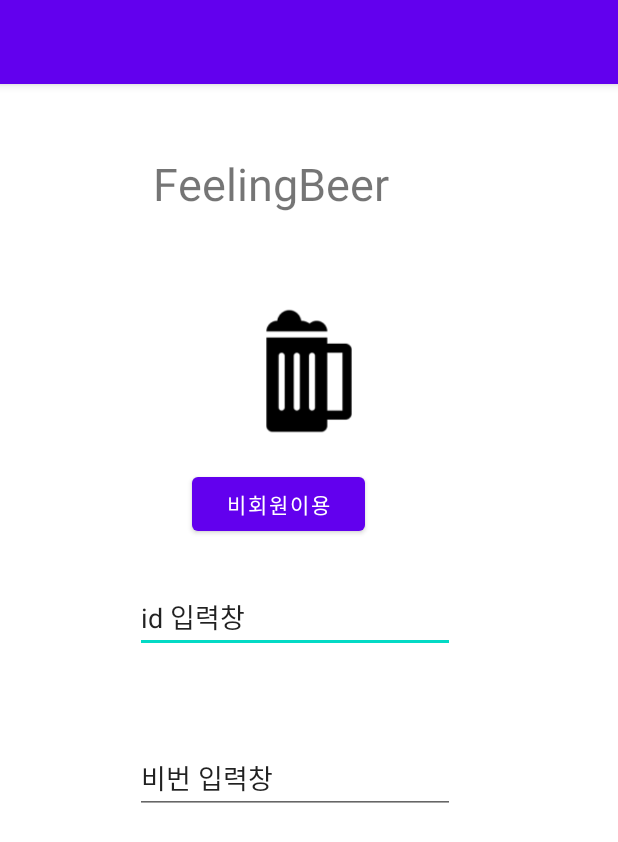
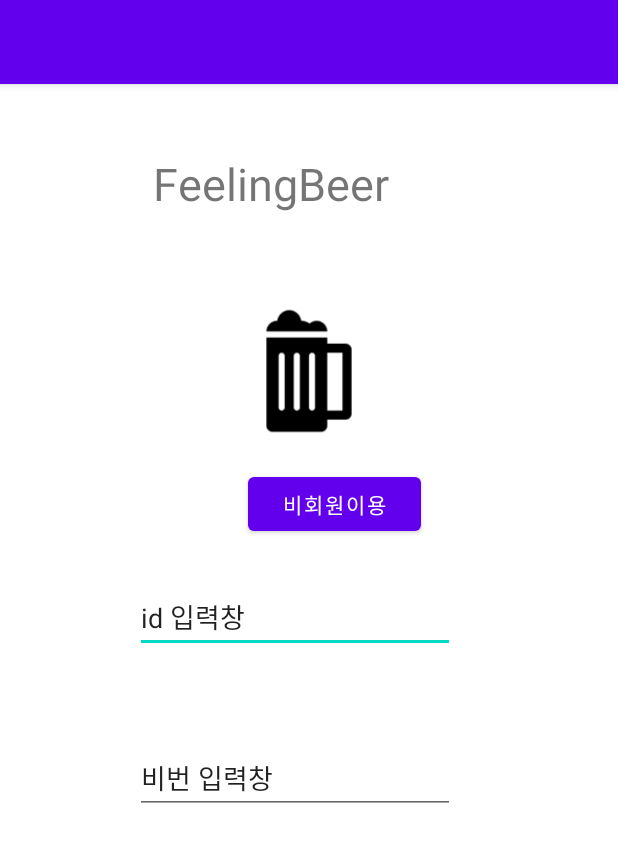
Before and after one commit to JudasKiss/Be_a_Beer, an Android app: the screen it shows after launch (MainActivity), on a phone screen of 412 x 824 dp. Shown: the top 842 px of the screen. Run offline under Robolectric (Android 15) with nearby library versions, the phone set to English and light mode, and no system bars.

Commit message:
main button
버튼 이동

```diff
--- a/app/src/main/res/layout/activity_main.xml
+++ b/app/src/main/res/layout/activity_main.xml
@@ -77,8 +77,8 @@
             android:layout_height="48dp"
             android:text="비회원이용"
             app:layout_constraintEnd_toEndOf="parent"
-            app:layout_constraintHorizontal_bias="0.432"
+            app:layout_constraintHorizontal_bias="0.557"
             app:layout_constraintStart_toStartOf="parent"
-            tools:layout_editor_absoluteY="280dp" />
+            tools:layout_editor_absoluteY="277dp" />
     </androidx.constraintlayout.widget.ConstraintLayout>
 </LinearLayout>
```
